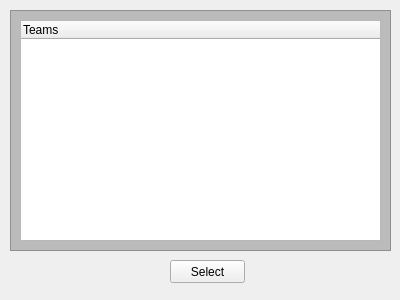
First picture: the form in uiFiles/filter.ui, repository ghorik78/serverGui, before the edit.
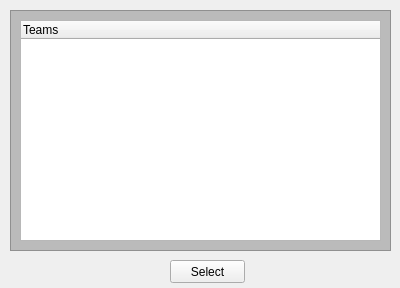
Second picture: the form after the edit.

What changed in the file:
```diff
--- a/uiFiles/filter.ui
+++ b/uiFiles/filter.ui
@@ -7,7 +7,7 @@
     <x>0</x>
     <y>0</y>
     <width>400</width>
-    <height>300</height>
+    <height>288</height>
    </rect>
   </property>
   <property name="windowTitle">
```
